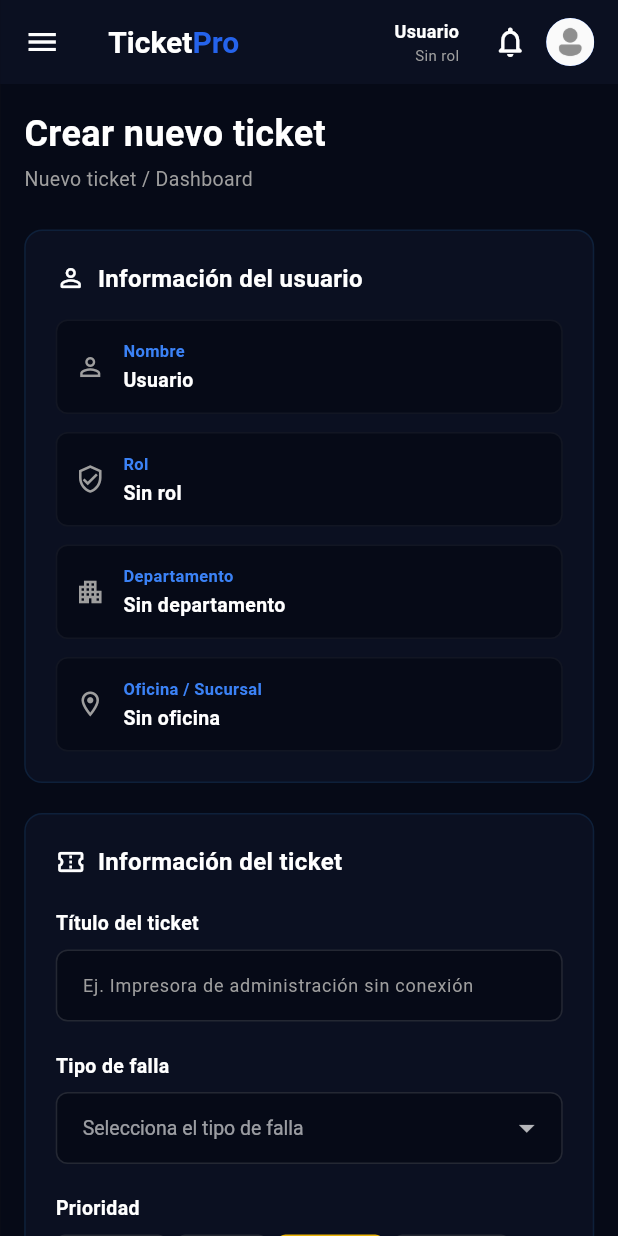
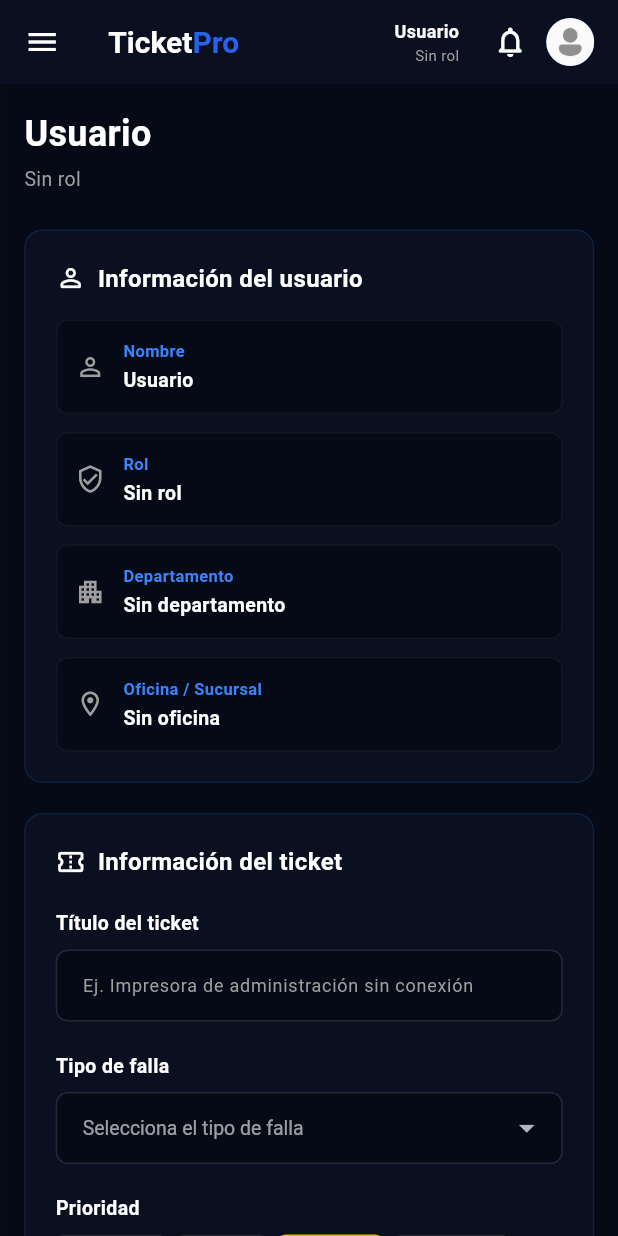
Before and after one commit to Jehg13/Ticketpromobile, a Flutter app: the AvisosScreen screen opened directly, in the side drawer, after a tap on "Crear ticket", on a phone screen of 412 x 824 dp. Run offline on Flutter 3.47's test engine with Material 3 defaults, Android fonts, the phone set to English and light mode, and no system bars; our stand-ins replace app_links, file_picker, firebase_core, firebase_messaging, fl_chart, flutter_lucide and 1 more; accounts and stored records are empty; network calls fail; statements that could not run were skipped.

Commit message:
Agent host session 01d9dcfa-bb9e-4e97-9110-83df8f59f5c7 - turn 8

```diff
--- a/lib/screens/user/avisos_screen.dart
+++ b/lib/screens/user/avisos_screen.dart
@@ -791,32 +791,33 @@ class _AvisosScreenState extends State<AvisosScreen> {
     );
   }
   Widget _buildHeader(bool isDesktop) {
-    if (!isDesktop) {
-      return const Column(
-        crossAxisAlignment: CrossAxisAlignment.start,
-        children: [
-          Text(
-            'Avisos',
-            style: TextStyle(fontSize: 22, fontWeight: FontWeight.bold, color: Colors.white),
-          ),
-          SizedBox(height: 4),
-          Text('Mantente informado sobre mantenimientos, fallas y actualizaciones', style: TextStyle(color: Colors.grey, fontSize: 13)),
-        ],
-      );
-    }
+    return FutureBuilder<Map<String, dynamic>?>(
+      future: SessionService.getUser(),
+      builder: (context, snapshot) {
+        final user = snapshot.data;
+        final nombre = SessionService.displayName(user);
+        final rol = SessionService.displayRole(user);
+
         return Row(
           crossAxisAlignment: CrossAxisAlignment.start,
           children: [
-        const Expanded(
+            Expanded(
               child: Column(
                 crossAxisAlignment: CrossAxisAlignment.start,
                 children: [
                   Text(
-                'Avisos',
-                style: TextStyle(fontSize: 22, fontWeight: FontWeight.bold, color: Colors.white),
+                    nombre,
+                    style: const TextStyle(
+                      fontSize: 22,
+                      fontWeight: FontWeight.bold,
+                      color: Colors.white,
                     ),
-              SizedBox(height: 4),
-              Text('Mantente informado sobre mantenimientos, fallas y actualizaciones', style: TextStyle(color: Colors.grey, fontSize: 13)),
+                  ),
+                  const SizedBox(height: 4),
+                  Text(
+                    rol,
+                    style: const TextStyle(color: Colors.grey, fontSize: 13),
+                  ),
                 ],
               ),
             ),
@@ -828,6 +829,8 @@ class _AvisosScreenState extends State<AvisosScreen> {
               ],
             ),
           ],
+        );
+      },
     );
   }
   Widget _buildFilterAndSearch(bool isDesktop) {
--- a/lib/screens/user/creartickets_screen.dart
+++ b/lib/screens/user/creartickets_screen.dart
@@ -460,26 +460,33 @@ Future<void> _seleccionarEvidencias() async {
   }
 
   Widget _buildHeader(bool isDesktop) {
+    return FutureBuilder<Map<String, dynamic>?>(
+      future: SessionService.getUser(),
+      builder: (context, snapshot) {
+        final user = snapshot.data;
+        final nombre = SessionService.displayName(user);
+        final rol = SessionService.displayRole(user);
+
         return Row(
           mainAxisAlignment: MainAxisAlignment.spaceBetween,
           crossAxisAlignment: CrossAxisAlignment.start,
           children: [
-        const Expanded(
+            Expanded(
               child: Column(
                 crossAxisAlignment: CrossAxisAlignment.start,
                 children: [
                   Text(
-                'Crear nuevo ticket',
-                style: TextStyle(
+                    nombre,
+                    style: const TextStyle(
                       fontSize: 24,
                       fontWeight: FontWeight.bold,
                       color: Colors.white,
                     ),
                   ),
-              SizedBox(height: 4),
+                  const SizedBox(height: 4),
                   Text(
-                'Nuevo ticket / Dashboard',
-                style: TextStyle(
+                    rol,
+                    style: const TextStyle(
                       color: Colors.grey,
                       fontSize: 13,
                     ),
@@ -511,6 +518,8 @@ Future<void> _seleccionarEvidencias() async {
                 ],
               ),
           ],
+        );
+      },
     );
   }
 
```
Lines whose indentation alone changed are shown as unchanged.
